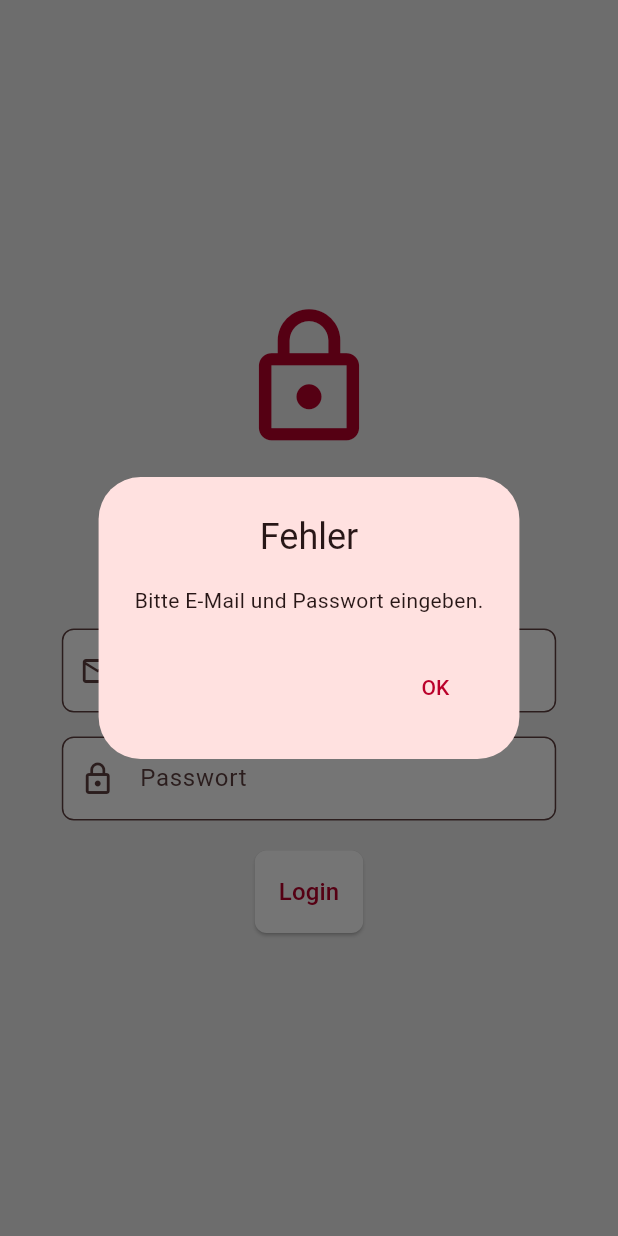
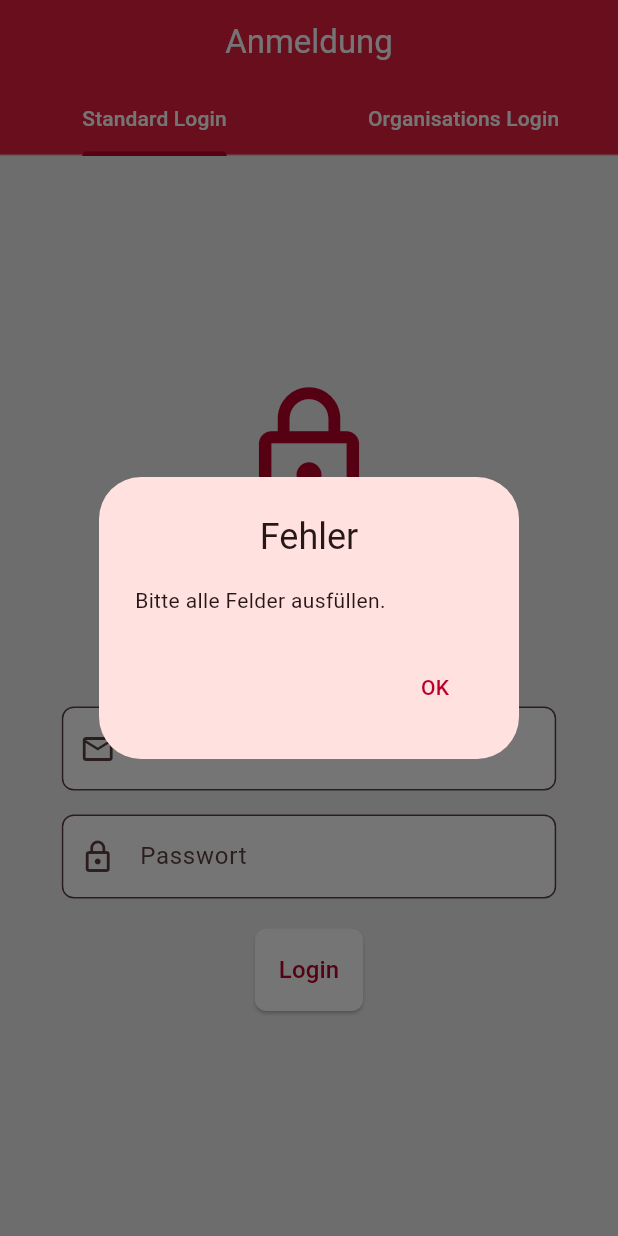
Before and after one commit to Digitaler-Notarzt/dn_frontend, a Flutter app: the screen it shows after launch, after a tap on "Login", on a phone screen of 412 x 824 dp. Run offline on Flutter 3.47's test engine with Material 3 defaults, Android fonts, the phone set to English and light mode, and no system bars; our stand-ins replace flutter_secure_storage; missing offline and left inert: record.

Commit message:
Added tab layout to login

```diff
--- a/lib/screens/login_screen.dart
+++ b/lib/screens/login_screen.dart
@@ -13,14 +13,18 @@ class LoginScreen extends StatefulWidget {
 class LoginScreenState extends State<LoginScreen> {
   final TextEditingController _usernameController = TextEditingController();
   final TextEditingController _passwordController = TextEditingController();
+  final TextEditingController _orgNameController = TextEditingController();
   final AuthenticationHelper _authHelper = AuthenticationHelper();
 
-  Future<void> _login() async {
+  Future<void> _login({required bool isOrganization}) async {
     final username = _usernameController.text;
     final password = _passwordController.text;
+    final orgName = _orgNameController.text;
 
-    if (username.isEmpty || password.isEmpty) {
-      ErrorNotifier().showError("Bitte E-Mail und Passwort eingeben.");
+    if (username.isEmpty ||
+        password.isEmpty ||
+        (isOrganization && orgName.isEmpty)) {
+      ErrorNotifier().showError("Bitte alle Felder ausfüllen.");
       return;
     }
 
@@ -30,29 +34,58 @@ class LoginScreenState extends State<LoginScreen> {
       Navigator.pushReplacementNamed(context, '/chat');
     } else {
       ErrorNotifier().showError(
-          'Login fehlgeschlagen. Bitte überprüfen Sie ihre Eingabe.');
+          'Login fehlgeschlagen. Bitte überprüfen Sie Ihre Eingabe.');
     }
   }
 
   @override
   Widget build(BuildContext context) {
-    return Scaffold(
+    return DefaultTabController(
+      length: 2,
+      child: Scaffold(
         backgroundColor: Colors.grey[200],
+        appBar: AppBar(
+          title: const Text("Anmeldung"),
+          centerTitle: true,
+          bottom: const TabBar(
+            tabs: [
+              Tab(
+                child: Text(
+                  "Standard Login",
+                  style: TextStyle(color: Colors.white),
+                ),
+              ),
+              Tab(child: Text("Organisations Login", style: TextStyle(color: Colors.white),)),
+            ],
+          ),
+        ),
         body: ErrorListener(
-        child: Center(
+          child: TabBarView(
+            children: [
+              _buildLoginForm(isOrganization: false),
+              _buildLoginForm(isOrganization: true),
+            ],
+          ),
+        ),
+      ),
+    );
+  }
+
+  Widget _buildLoginForm({required bool isOrganization}) {
+    return Center(
       child: SingleChildScrollView(
         padding: const EdgeInsets.all(16.0),
         child: Column(
           mainAxisAlignment: MainAxisAlignment.center,
           children: [
             Icon(
-                  Icons.lock_outline,
+              isOrganization ? Icons.apartment : Icons.lock_outline,
               size: 100,
               color: Theme.of(context).primaryColor,
             ),
             const SizedBox(height: 20),
             Text(
-                  'Willkommen!',
+              isOrganization ? 'Organisations-Login' : 'Willkommen!',
               textAlign: TextAlign.center,
               style: TextStyle(
                 fontSize: 24,
@@ -62,17 +95,36 @@ class LoginScreenState extends State<LoginScreen> {
             ),
             const SizedBox(height: 10),
             Text(
-                  'Bitte einloggen um fortzufahren',
+              isOrganization
+                  ? 'Bitte geben Sie Ihre Organisationsdaten ein.'
+                  : 'Bitte einloggen um fortzufahren.',
               textAlign: TextAlign.center,
               style: TextStyle(fontSize: 16, color: Colors.blueGrey[600]),
             ),
             const SizedBox(height: 30),
             ConstrainedBox(
               constraints: BoxConstraints(
-                    maxWidth: MediaQuery.of(context).size.width * 0.8 > 400 ? 400 : MediaQuery.of(context).size.width * 0.8,
+                maxWidth: MediaQuery.of(context).size.width * 0.8 > 400
+                    ? 400
+                    : MediaQuery.of(context).size.width * 0.8,
               ),
               child: Column(
                 children: [
+                  if (isOrganization) ...[
+                    TextField(
+                      controller: _orgNameController,
+                      decoration: InputDecoration(
+                        labelText: 'Organisationsname',
+                        prefixIcon: const Icon(Icons.business),
+                        border: OutlineInputBorder(
+                          borderRadius: BorderRadius.circular(8),
+                        ),
+                        filled: true,
+                        fillColor: Colors.white,
+                      ),
+                    ),
+                    const SizedBox(height: 16),
+                  ],
                   TextField(
                     controller: _usernameController,
                     decoration: InputDecoration(
@@ -102,7 +154,7 @@ class LoginScreenState extends State<LoginScreen> {
                   ),
                   const SizedBox(height: 20),
                   ElevatedButton(
-                        onPressed: _login,
+                    onPressed: () => _login(isOrganization: isOrganization),
                     style: ElevatedButton.styleFrom(
                       padding: const EdgeInsets.all(16),
                       shape: RoundedRectangleBorder(
@@ -110,8 +162,8 @@ class LoginScreenState extends State<LoginScreen> {
                       ),
                       backgroundColor: Theme.of(context).indicatorColor,
                     ),
-                        child:
-                            const Text('Login', style: TextStyle(fontSize: 16)),
+                    child: const Text('Login',
+                        style: const TextStyle(fontSize: 16)),
                   ),
                 ],
               ),
@@ -119,8 +171,6 @@ class LoginScreenState extends State<LoginScreen> {
           ],
         ),
       ),
-        ),
-      ),
     );
   }
 }
```
Lines whose indentation alone changed are shown as unchanged.
